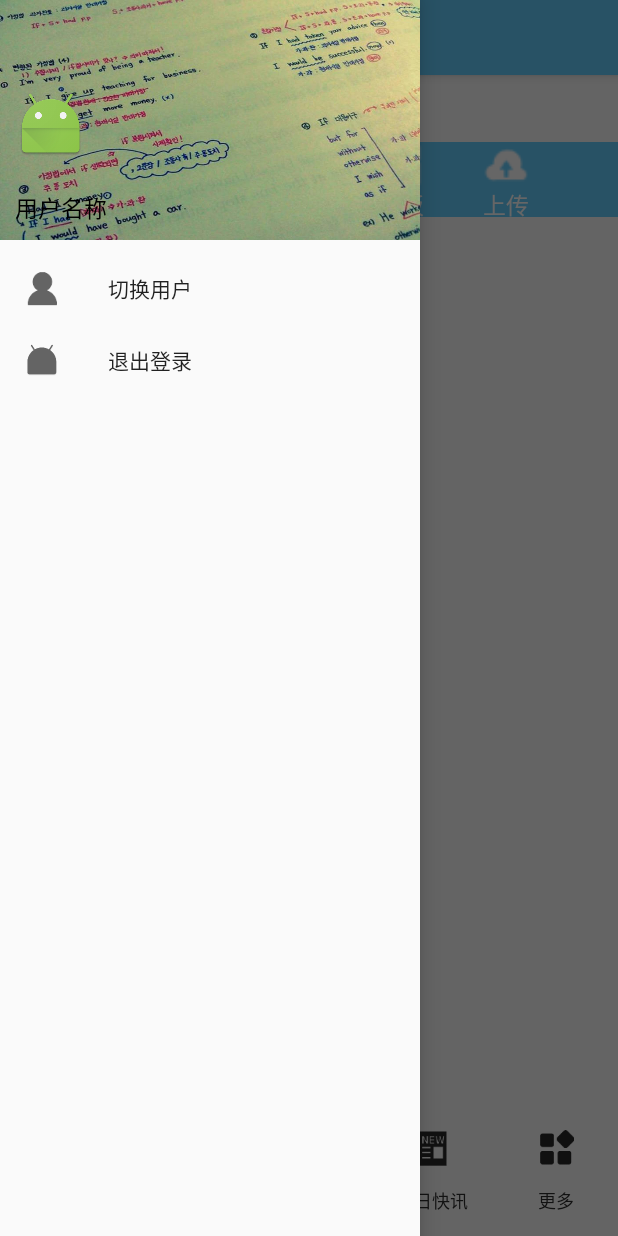
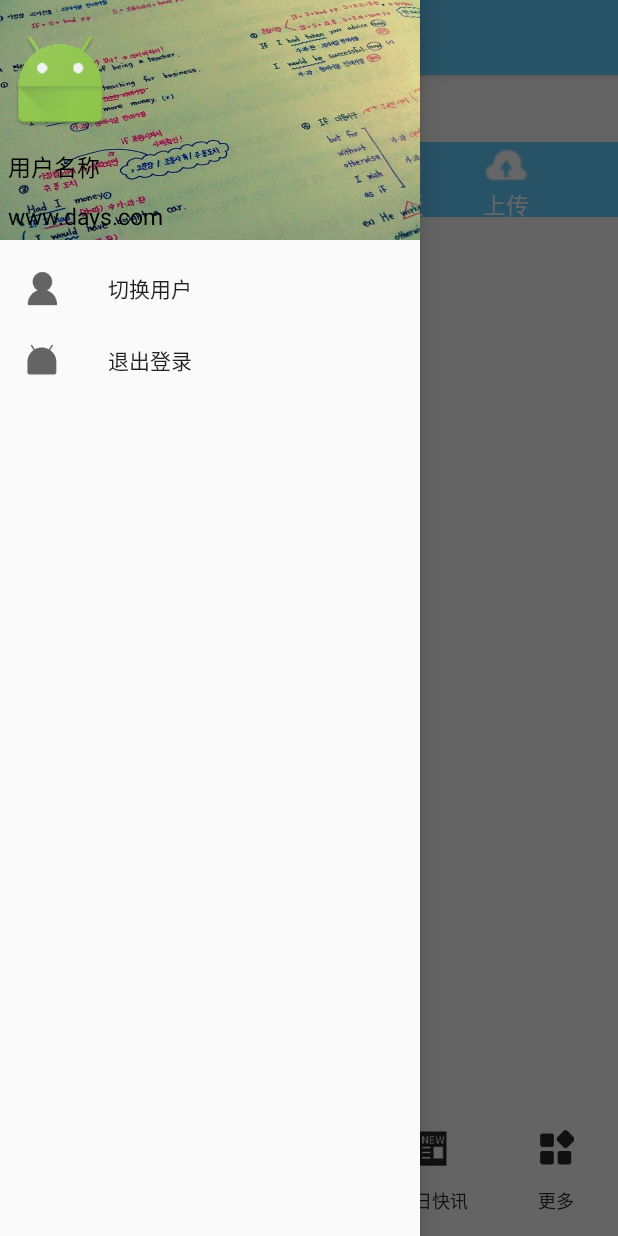
Before and after one commit to JiazhiqiangGitHub/Days, an Android app: the screen it shows after launch (MainActivity), with the side drawer open, on a phone screen of 412 x 824 dp. Run offline under Robolectric (Android 15) with nearby library versions, the light colour scheme and no system bars; our stand-ins replace Picasso; pictures from the network do not load; 4 statements that could not run were skipped.

Commit message:
no message

```diff
--- a/app/src/main/java/lanou/days/MainActivity.java
+++ b/app/src/main/java/lanou/days/MainActivity.java
@@ -14,9 +14,12 @@ import android.util.Log;
 import android.view.MenuItem;
 import android.view.View;
 import android.view.Window;
+import android.widget.ImageView;
 import android.widget.RadioButton;
 import android.widget.TextView;
 import android.widget.Toast;
+
+import com.squareup.picasso.Picasso;
 
 import java.util.HashMap;
 
@@ -39,7 +42,8 @@ public class MainActivity extends BaseActivity implements View.OnClickListener,
     private FragmentManager manager;
     private TextView tvName;
     private PlatformActionListener platformActionListener;
-    private String qqName;
+    private String qqName,icon;
+    private ImageView userIcon;
 
     @Override
     protected int getLayout() {
@@ -55,10 +59,11 @@ public class MainActivity extends BaseActivity implements View.OnClickListener,
         btnSetting = bindView(R.id.btn_main_setting);
         btnNews = bindView(R.id.btn_main_news);
 
+
         NavigationView v = bindView(R.id.main_nv);
         View headerView = v.getHeaderView(0);
         tvName = bindView(headerView, R.id.tv_main_user_name);
-
+        userIcon = bindView(headerView,R.id.iv_main_user_picture);
     }
 
     @Override
@@ -83,14 +88,16 @@ public class MainActivity extends BaseActivity implements View.OnClickListener,
         //判断是否登录
         Platform qq = ShareSDK.getPlatform(QQ.NAME);
         try {
-//
+
             PlatformDb platformDb = qq.getDb();
             qqName = platformDb.getUserName();
-//            icon = platformDb.getUserIcon();
-//
+            icon = platformDb.getUserIcon();
+
             if (!TextUtils.isEmpty(qqName)) {
                     tvName.setText(qqName);
-//                VolleySingleton.getInstance().getImage(icon, myIv);
+
+                Picasso.with(this).load(icon).into(userIcon);
+
             }
         } catch (NullPointerException e) {
 
@@ -222,9 +229,9 @@ public class MainActivity extends BaseActivity implements View.OnClickListener,
         }
         if (requestCode == 1 && LoginActivity.RESULT == resultCode && data != null) {
                 qqName = data.getStringExtra("name");
-//            icon = data.getStringExtra("icon");
+            icon = data.getStringExtra("icon");
             tvName.setText(qqName);
-//            VolleySingleton.getInstance().getImage(icon, myIv);
+            Picasso.with(this).load(icon).into(userIcon);
 
     }
 
--- a/app/src/main/res/layout/main_left_head.xml
+++ b/app/src/main/res/layout/main_left_head.xml
@@ -10,22 +10,29 @@
     <!--android:theme="@style/ThemeOverlay.AppCompat.Dark"字体白色-->
 
     <ImageView
-        android:layout_width="wrap_content"
-        android:layout_height="wrap_content"
+        android:layout_width="70dp"
+        android:layout_height="70dp"
         android:src="@mipmap/ic_launcher"
         android:id="@+id/iv_main_user_picture"
-        android:layout_margin="10dp"/>
+        android:layout_margin="5dp"/>
 
     <TextView
         android:layout_width="wrap_content"
         android:layout_height="wrap_content"
         android:text="用户名称"
         android:id="@+id/tv_main_user_name"
-        android:layout_margin="10dp"
+        android:layout_margin="5dp"
+        android:textSize="15dp"
+        />
+
+    <TextView
+        android:layout_width="wrap_content"
+        android:layout_height="wrap_content"
+        android:text="www.days.com"
+        android:layout_margin="5dp"
         android:textSize="15dp"
         />
 
 
 
-
 </LinearLayout>
```
Also changed, not shown: app/src/main/java/lanou/days/enter/LoginActivity.java (+0 -8 lines).
